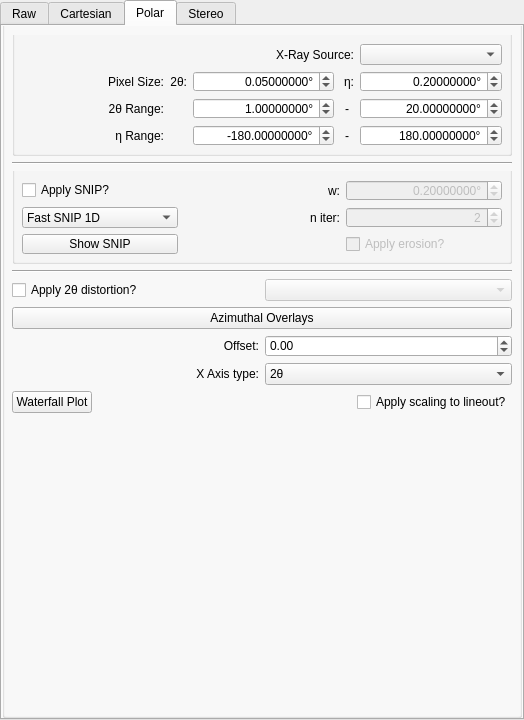
The window that hexrdgui/resources/ui/image_mode_widget.ui (HEXRD/hexrdgui) describes before a commit, drawn with Qt 5.
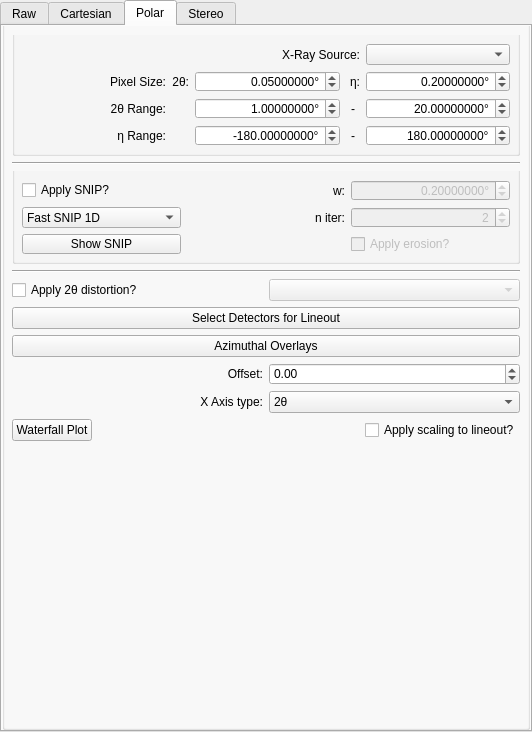
The same window after the commit. The open tabs and pages were chosen to show the change. Custom widgets are drawn as their Qt base class.

Commit message: Add ability to select detectors to use for lineout

The edit to the form file:
```diff
--- a/hexrdgui/resources/ui/image_mode_widget.ui
+++ b/hexrdgui/resources/ui/image_mode_widget.ui
@@ -6,8 +6,8 @@
    <rect>
     <x>0</x>
     <y>0</y>
-    <width>524</width>
-    <height>720</height>
+    <width>532</width>
+    <height>732</height>
    </rect>
   </property>
   <layout class="QGridLayout" name="gridLayout_4">
@@ -813,6 +813,13 @@
               </item>
              </layout>
             </item>
+            <item>
+             <widget class="QPushButton" name="select_detectors_for_lineout">
+              <property name="text">
+               <string>Select Detectors for Lineout</string>
+              </property>
+             </widget>
+            </item>
             <item>
              <widget class="QPushButton" name="polar_azimuthal_overlays">
               <property name="text">
```
Left out of the diff: 3 changed lines with no effect on the pictures. The commit also changes 4 other files.
